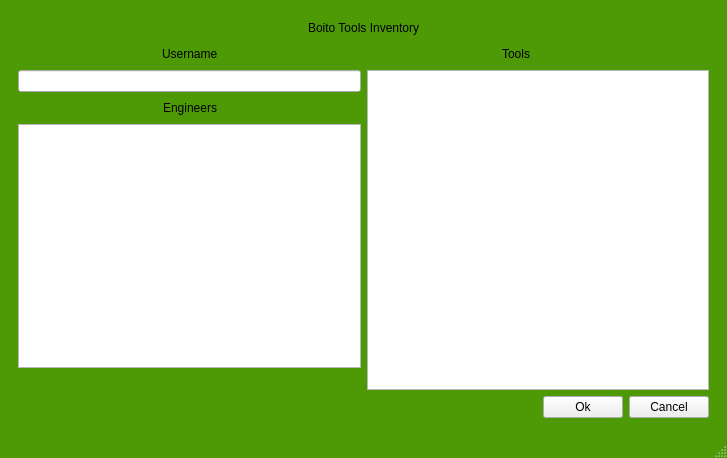
The window that mainwindow.ui (EricoDeMecha/Boito-Tools) describes before a commit, drawn with Qt 5.
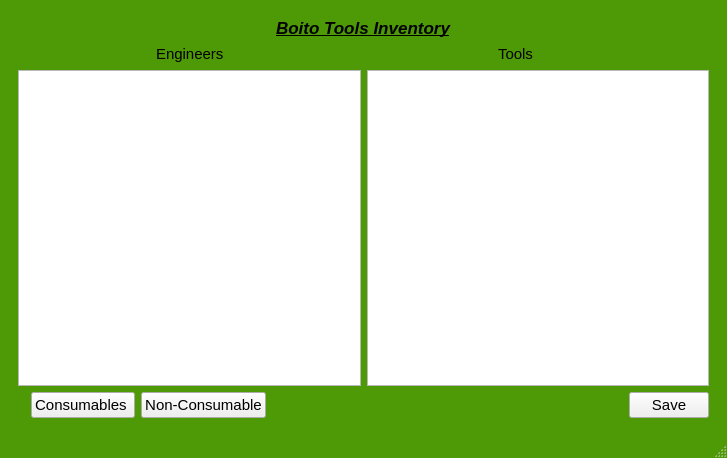
The same window after the commit.

Patch:
```diff
--- a/mainwindow.ui
+++ b/mainwindow.ui
@@ -57,6 +57,15 @@
             </item>
             <item>
              <widget class="QLabel" name="label">
+              <property name="font">
+               <font>
+                <pointsize>13</pointsize>
+                <weight>75</weight>
+                <italic>true</italic>
+                <bold>true</bold>
+                <underline>true</underline>
+               </font>
+              </property>
               <property name="text">
                <string>Boito Tools Inventory</string>
               </property>
@@ -85,48 +94,8 @@
             <item>
              <layout class="QVBoxLayout" name="verticalLayout_3">
               <property name="bottomMargin">
-               <number>22</number>
+               <number>0</number>
               </property>
-              <item>
-               <layout class="QHBoxLayout" name="horizontalLayout_5">
-                <item>
-                 <spacer name="horizontalSpacer_5">
-                  <property name="orientation">
-                   <enum>Qt::Horizontal</enum>
-                  </property>
-                  <property name="sizeHint" stdset="0">
-                   <size>
-                    <width>40</width>
-                    <height>20</height>
-                   </size>
-                  </property>
-                 </spacer>
-                </item>
-                <item>
-                 <widget class="QLabel" name="label_2">
-                  <property name="text">
-                   <string>Username</string>
-                  </property>
-                 </widget>
-                </item>
-                <item>
-                 <spacer name="horizontalSpacer_6">
-                  <property name="orientation">
-                   <enum>Qt::Horizontal</enum>
-                  </property>
-                  <property name="sizeHint" stdset="0">
-                   <size>
-                    <width>40</width>
-                    <height>20</height>
-                   </size>
-                  </property>
-                 </spacer>
-                </item>
-               </layout>
-              </item>
-              <item>
-               <widget class="QLineEdit" name="user_lineEdit"/>
-              </item>
               <item>
                <layout class="QHBoxLayout" name="horizontalLayout_6">
                 <item>
@@ -144,6 +113,11 @@
                 </item>
                 <item>
                  <widget class="QLabel" name="label_3">
+                  <property name="font">
+                   <font>
+                    <pointsize>11</pointsize>
+                   </font>
+                  </property>
                   <property name="text">
                    <string>Engineers</string>
                   </property>
@@ -197,6 +171,11 @@
                 </item>
                 <item>
                  <widget class="QLabel" name="label_4">
+                  <property name="font">
+                   <font>
+                    <pointsize>11</pointsize>
+                   </font>
+                  </property>
                   <property name="text">
                    <string>Tools</string>
                   </property>
@@ -229,6 +208,37 @@
             <property name="bottomMargin">
              <number>0</number>
             </property>
+            <item>
+             <widget class="QLabel" name="savestat_label">
+              <property name="text">
+               <string/>
+              </property>
+             </widget>
+            </item>
+            <item>
+             <widget class="QPushButton" name="consumablep0_pushButton">
+              <property name="font">
+               <font>
+                <pointsize>11</pointsize>
+               </font>
+              </property>
+              <property name="text">
+               <string>Consumables </string>
+              </property>
+             </widget>
+            </item>
+            <item>
+             <widget class="QPushButton" name="nonconp0_pushButton">
+              <property name="font">
+               <font>
+                <pointsize>11</pointsize>
+               </font>
+              </property>
+              <property name="text">
+               <string>Non-Consumable</string>
+              </property>
+             </widget>
+            </item>
             <item>
              <spacer name="horizontalSpacer_13">
               <property name="orientation">
@@ -243,16 +253,14 @@
              </spacer>
             </item>
             <item>
-             <widget class="QPushButton" name="ok_pushButton">
-              <property name="text">
-               <string>Ok</string>
+             <widget class="QPushButton" name="savep0_pushButton">
+              <property name="font">
+               <font>
+                <pointsize>11</pointsize>
+               </font>
               </property>
-             </widget>
-            </item>
-            <item>
-             <widget class="QPushButton" name="cancel_pushButton">
               <property name="text">
-               <string>Cancel</string>
+               <string>Save</string>
               </property>
              </widget>
             </item>
```
Left out of the diff: 142 changed lines with no effect on the pictures.
